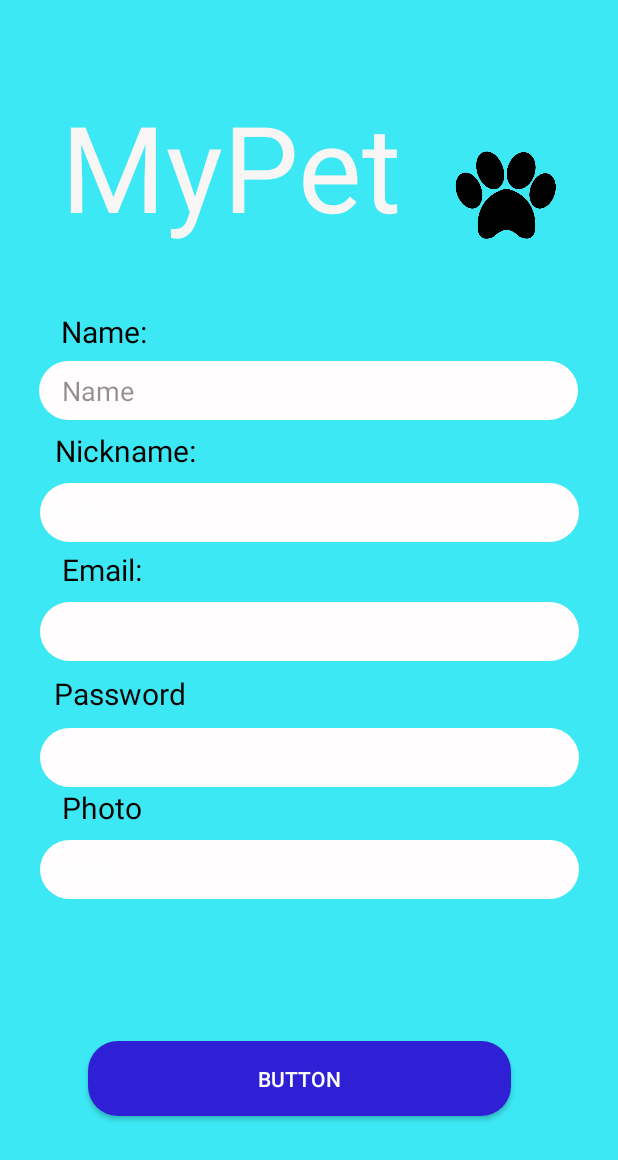
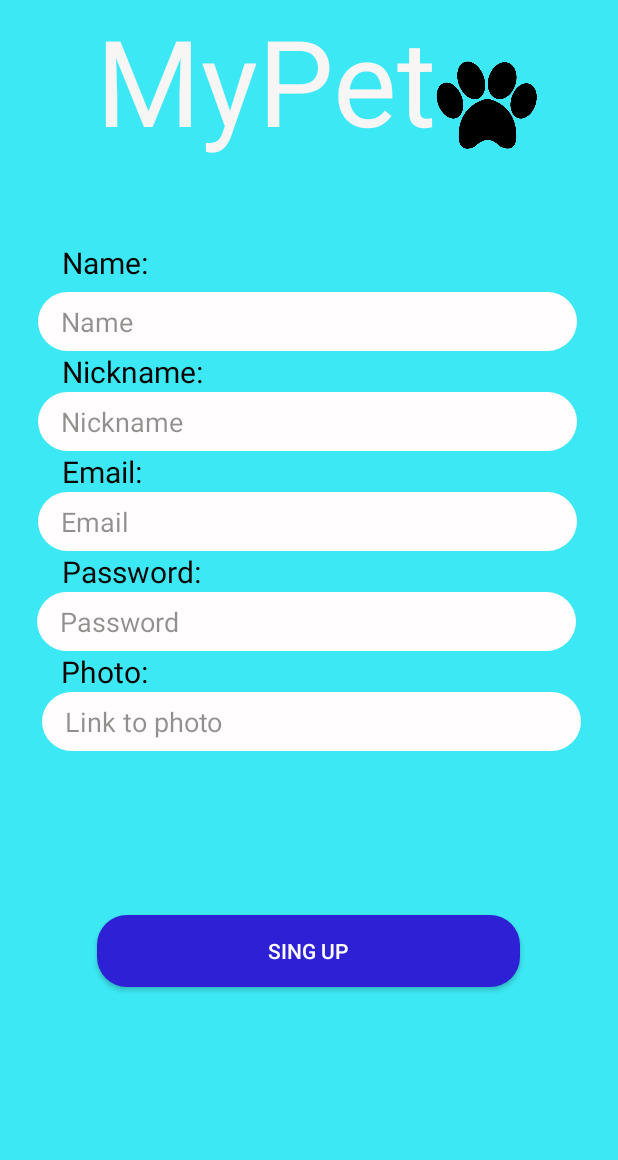
Before and after one commit to RhianLopes/MyPet, an Android app: the SingUpActivity screen opened directly, with no data from a screen before it, on a phone screen of 412 x 824 dp. Shown: the top 1160 px of the screen. Run offline under Robolectric (Android 15) with nearby library versions, the phone set to English and light mode, and no system bars; Roboto replaces fonts that are not available here.

Commit message:
feat: ajust activity android

```diff
--- a/app/app/src/main/res/layout/activity_sing_up.xml
+++ b/app/app/src/main/res/layout/activity_sing_up.xml
@@ -7,12 +7,25 @@
     android:background="#3CE8F3"
     tools:context=".SingUpActivity">
 
+    <Button
+        android:id="@+id/bt_registrer"
+        android:layout_width="282dp"
+        android:layout_height="wrap_content"
+        android:layout_marginTop="48dp"
+        android:background="@drawable/borda"
+        android:text="Sing up"
+        app:layout_constraintBottom_toBottomOf="parent"
+        app:layout_constraintEnd_toEndOf="parent"
+        app:layout_constraintHorizontal_bias="0.496"
+        app:layout_constraintStart_toStartOf="parent"
+        app:layout_constraintTop_toBottomOf="@+id/et_photo"
+        app:layout_constraintVertical_bias="0.269" />
+
     <EditText
         android:id="@+id/et_name"
         android:layout_width="359dp"
         android:layout_height="39dp"
         android:layout_marginStart="10sp"
-        android:layout_marginBottom="544dp"
         android:background="@drawable/borda_et"
         android:ems="10"
         android:hint="Name"
@@ -23,10 +36,84 @@
         android:textColorHint="#6F0A0000"
         app:layout_constraintBottom_toBottomOf="parent"
         app:layout_constraintEnd_toEndOf="parent"
-        app:layout_constraintHorizontal_bias="0.38"
+        app:layout_constraintHorizontal_bias="0.357"
         app:layout_constraintStart_toStartOf="parent"
-        app:layout_constraintTop_toTopOf="parent"
-        app:layout_constraintVertical_bias="1.0" />
+        app:layout_constraintTop_toBottomOf="@+id/tv_name"
+        app:layout_constraintVertical_bias="0.0" />
+
+    <EditText
+        android:id="@+id/et_nickname"
+        android:layout_width="359dp"
+        android:layout_height="39dp"
+        android:layout_marginStart="10dp"
+        android:background="@drawable/borda_et"
+        android:ems="10"
+        android:hint="Nickname"
+        android:inputType="textPersonName"
+        android:padding="5sp"
+        android:paddingStart="15sp"
+        android:textColorHint="#6F0A0000"
+        app:layout_constraintBottom_toBottomOf="parent"
+        app:layout_constraintEnd_toEndOf="parent"
+        app:layout_constraintHorizontal_bias="0.357"
+        app:layout_constraintStart_toStartOf="parent"
+        app:layout_constraintTop_toBottomOf="@+id/tv_nickname"
+        app:layout_constraintVertical_bias="0.0" />
+
+    <EditText
+        android:id="@+id/et_email"
+        android:layout_width="359dp"
+        android:layout_height="39dp"
+        android:layout_marginStart="10dp"
+        android:background="@drawable/borda_et"
+        android:ems="10"
+        android:hint="Email"
+        android:inputType="textEmailAddress"
+        android:padding="5sp"
+        android:paddingStart="15sp"
+        android:textColorHint="#6F0A0000"
+        app:layout_constraintBottom_toBottomOf="parent"
+        app:layout_constraintEnd_toEndOf="parent"
+        app:layout_constraintHorizontal_bias="0.357"
+        app:layout_constraintStart_toStartOf="parent"
+        app:layout_constraintTop_toBottomOf="@+id/tv_email"
+        app:layout_constraintVertical_bias="0.0" />
+
+    <EditText
+        android:id="@+id/et_password"
+        android:layout_width="359dp"
+        android:layout_height="39dp"
+        android:background="@drawable/borda_et"
+        android:ems="10"
+        android:hint="Password "
+        android:inputType="textPassword"
+        android:padding="5sp"
+        android:paddingStart="15sp"
+        android:textColorHint="#6F0A0000"
+        app:layout_constraintBottom_toBottomOf="parent"
+        app:layout_constraintEnd_toEndOf="parent"
+        app:layout_constraintHorizontal_bias="0.47"
+        app:layout_constraintStart_toStartOf="parent"
+        app:layout_constraintTop_toBottomOf="@+id/tv_password"
+        app:layout_constraintVertical_bias="0.0" />
+
+    <EditText
+        android:id="@+id/et_photo"
+        android:layout_width="359dp"
+        android:layout_height="39dp"
+        android:background="@drawable/borda_et"
+        android:ems="10"
+        android:hint="Link to photo"
+        android:inputType="textPersonName"
+        android:padding="5sp"
+        android:paddingStart="15sp"
+        android:textColorHint="#6F0A0000"
+        app:layout_constraintBottom_toBottomOf="parent"
+        app:layout_constraintEnd_toEndOf="parent"
+        app:layout_constraintHorizontal_bias="0.529"
+        app:layout_constraintStart_toStartOf="parent"
+        app:layout_constraintTop_toBottomOf="@+id/tv_photo"
+        app:layout_constraintVertical_bias="0.0" />
 
     <ImageView
         android:id="@+id/imageView"
@@ -42,160 +129,81 @@
 
     <TextView
         android:id="@+id/textView2"
-        android:layout_width="331dp"
-        android:layout_height="160dp"
-        android:layout_marginTop="56dp"
+        android:layout_width="295dp"
+        android:layout_height="153dp"
         android:fontFamily="@font/baloo"
         android:text="MyPet"
         android:textColor="#F8F5F5"
         android:textSize="80sp"
-        app:layout_constraintBottom_toTopOf="@+id/et_name"
         app:layout_constraintEnd_toEndOf="parent"
+        app:layout_constraintHorizontal_bias="0.551"
         app:layout_constraintStart_toStartOf="parent"
-        app:layout_constraintTop_toTopOf="parent"
-        app:layout_constraintVertical_bias="0.063" />
+        tools:layout_editor_absoluteY="72dp" />
 
     <TextView
-        android:id="@+id/textView"
+        android:id="@+id/tv_name"
         android:layout_width="69dp"
         android:layout_height="33dp"
+        android:layout_marginTop="8dp"
         android:fontFamily="@font/baloo"
         android:text="Name:"
         android:textColor="#020000"
         android:textSize="20sp"
-        app:layout_constraintBottom_toTopOf="@+id/et_name"
         app:layout_constraintEnd_toEndOf="parent"
-        app:layout_constraintHorizontal_bias="0.119"
+        app:layout_constraintHorizontal_bias="0.12"
         app:layout_constraintStart_toStartOf="parent"
-        app:layout_constraintTop_toTopOf="parent"
-        app:layout_constraintVertical_bias="1.0" />
-
-    <EditText
-        android:id="@+id/editText8"
-        android:layout_width="359dp"
-        android:layout_height="39dp"
-        android:layout_marginTop="28dp"
-        android:background="@drawable/borda_et"
-        android:ems="10"
-        android:hint="Nickname:"
-        android:inputType="textPersonName"
-        android:text="Name"
-        android:textColorHint="#00FFFFFF"
-        app:layout_constraintBottom_toBottomOf="parent"
-        app:layout_constraintEnd_toEndOf="parent"
-        app:layout_constraintStart_toStartOf="parent"
-        app:layout_constraintTop_toBottomOf="@+id/et_name"
-        app:layout_constraintVertical_bias="0.029" />
+        app:layout_constraintTop_toBottomOf="@+id/textView2" />
 
     <TextView
-        android:id="@+id/textView9"
+        android:id="@+id/tv_nickname"
         android:layout_width="wrap_content"
         android:layout_height="wrap_content"
         android:fontFamily="@font/baloo"
         android:text="Nickname:"
         android:textColor="#0A0000"
         android:textSize="20sp"
-        app:layout_constraintBottom_toTopOf="@+id/editText8"
         app:layout_constraintEnd_toEndOf="parent"
-        app:layout_constraintHorizontal_bias="0.115"
+        app:layout_constraintHorizontal_bias="0.131"
         app:layout_constraintStart_toStartOf="parent"
-        app:layout_constraintTop_toBottomOf="@+id/et_name"
-        app:layout_constraintVertical_bias="0.444" />
-
-    <EditText
-        android:id="@+id/editText9"
-        android:layout_width="359dp"
-        android:layout_height="39dp"
-        android:layout_marginTop="40dp"
-        android:background="@drawable/borda_et"
-        android:ems="10"
-        android:inputType="textEmailAddress"
-        app:layout_constraintEnd_toEndOf="parent"
-        app:layout_constraintStart_toStartOf="parent"
-        app:layout_constraintTop_toBottomOf="@+id/editText8" />
+        app:layout_constraintTop_toBottomOf="@+id/et_name" />
 
     <TextView
-        android:id="@+id/textView10"
+        android:id="@+id/tv_email"
         android:layout_width="wrap_content"
         android:layout_height="wrap_content"
         android:fontFamily="@font/baloo"
         android:text="Email:"
         android:textColor="#FD090000"
         android:textSize="20sp"
-        app:layout_constraintBottom_toTopOf="@+id/editText9"
         app:layout_constraintEnd_toEndOf="parent"
         app:layout_constraintHorizontal_bias="0.115"
         app:layout_constraintStart_toStartOf="parent"
-        app:layout_constraintTop_toBottomOf="@+id/editText8"
-        app:layout_constraintVertical_bias="0.363" />
-
-    <EditText
-        android:id="@+id/editText10"
-        android:layout_width="359dp"
-        android:layout_height="39dp"
-        android:layout_marginTop="44dp"
-        android:background="@drawable/borda_et"
-        android:ems="10"
-        android:inputType="textPassword"
-        app:layout_constraintBottom_toBottomOf="parent"
-        app:layout_constraintEnd_toEndOf="parent"
-        app:layout_constraintStart_toStartOf="parent"
-        app:layout_constraintTop_toBottomOf="@+id/editText9"
-        app:layout_constraintVertical_bias="0.003" />
+        app:layout_constraintTop_toBottomOf="@+id/et_nickname" />
 
     <TextView
-        android:id="@+id/textView11"
+        android:id="@+id/tv_password"
         android:layout_width="wrap_content"
         android:layout_height="wrap_content"
         android:fontFamily="@font/baloo"
-        android:text="Password "
+        android:text="Password:"
         android:textColor="#FA0C0101"
         android:textSize="20sp"
-        app:layout_constraintBottom_toTopOf="@+id/editText10"
         app:layout_constraintEnd_toEndOf="parent"
-        app:layout_constraintHorizontal_bias="0.112"
+        app:layout_constraintHorizontal_bias="0.13"
         app:layout_constraintStart_toStartOf="parent"
-        app:layout_constraintTop_toBottomOf="@+id/editText9"
-        app:layout_constraintVertical_bias="0.451" />
+        app:layout_constraintTop_toBottomOf="@+id/et_email" />
 
     <TextView
-        android:id="@+id/textView12"
+        android:id="@+id/tv_photo"
         android:layout_width="wrap_content"
         android:layout_height="wrap_content"
         android:fontFamily="@font/baloo"
-        android:text="Photo"
+        android:text="Photo:"
         android:textColor="#0F0101"
         android:textSize="20sp"
         app:layout_constraintEnd_toEndOf="parent"
         app:layout_constraintHorizontal_bias="0.115"
         app:layout_constraintStart_toStartOf="parent"
-        app:layout_constraintTop_toBottomOf="@+id/editText10" />
-
-    <EditText
-        android:id="@+id/editText13"
-        android:layout_width="359dp"
-        android:layout_height="39dp"
-        android:background="@drawable/borda_et"
-        android:ems="10"
-        android:inputType="textPersonName"
-        android:text="Name"
-        app:layout_constraintBottom_toBottomOf="parent"
-        app:layout_constraintEnd_toEndOf="parent"
-        app:layout_constraintStart_toStartOf="parent"
-        app:layout_constraintTop_toBottomOf="@+id/textView12"
-        app:layout_constraintVertical_bias="0.033" />
-
-    <Button
-        android:id="@+id/button"
-        android:layout_width="282dp"
-        android:layout_height="50dp"
-        android:text="Button"
-        android:background="@drawable/borda"
-        app:layout_constraintBottom_toBottomOf="parent"
-        app:layout_constraintEnd_toEndOf="parent"
-        app:layout_constraintHorizontal_bias="0.452"
-        app:layout_constraintStart_toStartOf="parent"
-        app:layout_constraintTop_toBottomOf="@+id/editText13"
-        app:layout_constraintVertical_bias="0.541" />
+        app:layout_constraintTop_toBottomOf="@+id/et_password" />
 
 </androidx.constraintlayout.widget.ConstraintLayout>
```
